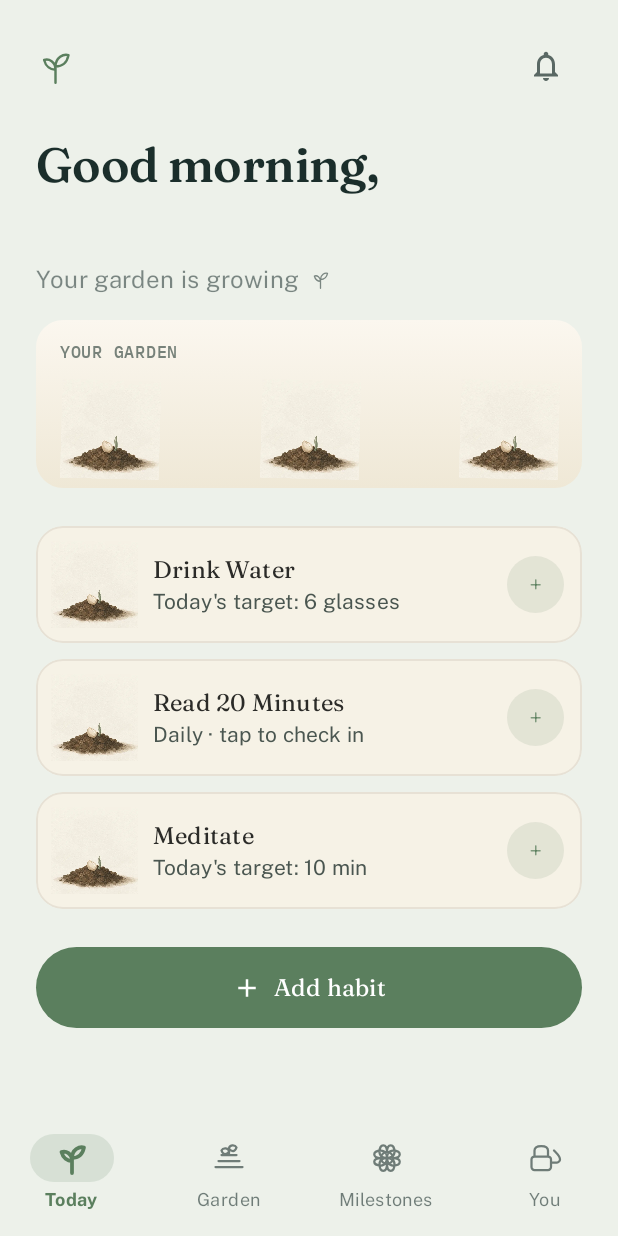
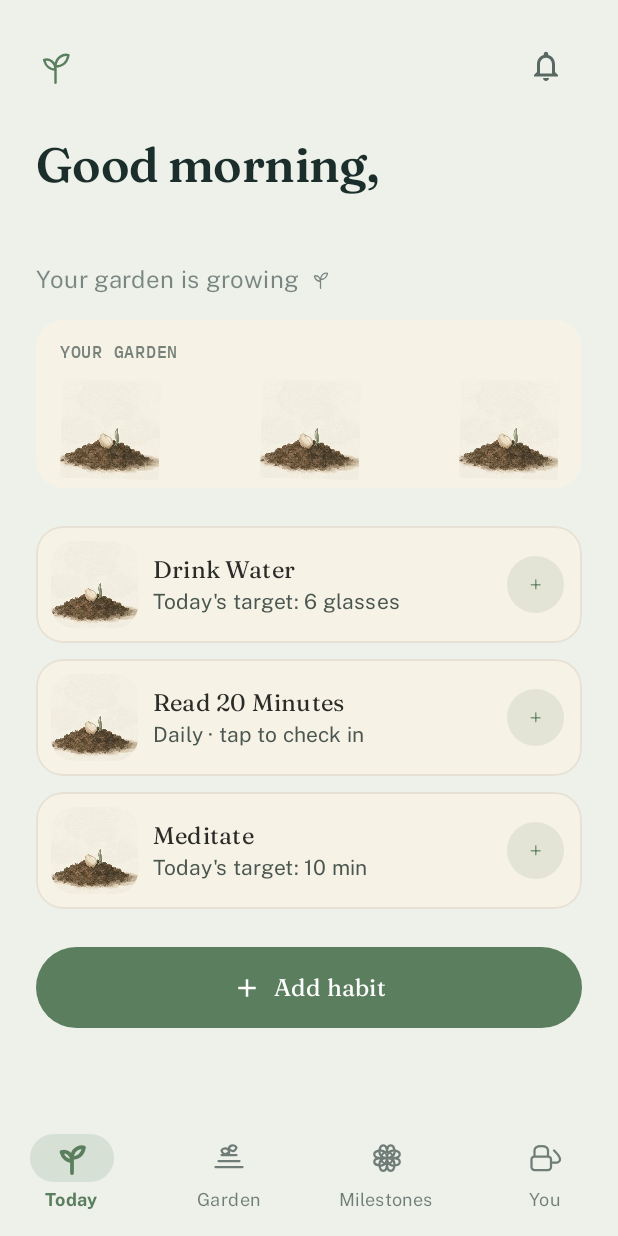
Before and after one commit to JosephOnifade1/spout_app, an Android app built with Jetpack Compose: the TodayScreen screen opened through its navigation route, on a phone screen of 412 x 824 dp. Run offline under Robolectric (Android 15) with nearby library versions, the phone set to English and light mode, and no system bars; our stand-ins replace Firebase (no records; nobody signed in at launch, a user with empty details on screens opened directly), Room's generated code; libraries missing offline, so code that uses them is left out: com.revenuecat.purchases; 5 statements that could not run were skipped.

Commit message:
fix(today): deterministic greeting, seamless art, legible seed
Three defects the first rendered Today exposed:
- greeting said 'Still up?' because CI renders at 21:00 UTC, and it would differ on
  every run, making the screenshot useless as a regression baseline. hourProvider
  is now injectable and the test pins it to 09:00.
- the garden strip used a cream gradient, so every illustration showed up as a
  lighter square against it. Strip is now exactly the art's paper (#F6F2E6).
- on checked cards the opaque cream art read as a hard square against the tint;
  plants now sit in a rounded cream window so it looks intentional.
- seed and resting crops tightened again (2.45x / 2.20x); the seed was still
  reading as a patch of soil at 58dp.

Card crops are now derived from the committed 1024px _full WebPs, so losing the
untracked source PNGs no longer blocks an asset change.

Co-authored-by: arena-agent <297053741+arena-agent@users.noreply.github.com>

```diff
--- a/app/src/main/java/com/example/ui/screens/TodayScreen.kt
+++ b/app/src/main/java/com/example/ui/screens/TodayScreen.kt
@@ -45,7 +45,6 @@ import androidx.compose.ui.Alignment
 import androidx.compose.ui.Modifier
 import androidx.compose.ui.draw.clip
 import androidx.compose.ui.draw.scale
-import androidx.compose.ui.graphics.Brush
 import androidx.compose.ui.graphics.Color
 import androidx.compose.ui.graphics.ColorFilter
 import androidx.compose.ui.hapticfeedback.HapticFeedbackType
@@ -59,9 +58,8 @@ import com.example.ui.components.PlantFraming
 import com.example.ui.components.PlantPortrait
 import com.example.ui.components.PlantStage
 import com.example.ui.theme.AppIcons
-import com.example.ui.theme.CreamDeep
-import com.example.ui.theme.CreamWarm
 import com.example.ui.theme.InkMuted
+import com.example.ui.theme.PaperCream
 import java.time.LocalDate
 import java.time.LocalTime
 
@@ -79,14 +77,17 @@ fun TodayScreen(
     onHabitClick: (String) -> Unit,
     onCheckIn: (Habit) -> Unit,
     onNotificationsClick: () -> Unit,
-    onNavigateToTab: (String) -> Unit
+    onNavigateToTab: (String) -> Unit,
+    // Injectable so screenshot tests are deterministic; the greeting otherwise changes
+    // with the wall clock and every CI run would produce a different image.
+    hourProvider: () -> Int = { LocalTime.now().hour }
 ) {
     val today = LocalDate.now().toString()
     val sortedHabits = remember(habits) {
         habits.filter { !it.archived }.sortedBy { it.sortOrder }
     }
 
-    var greeting by remember { mutableStateOf(greetingFor(LocalTime.now().hour)) }
+    var greeting by remember { mutableStateOf(greetingFor(hourProvider())) }
     val lifecycleOwner = androidx.lifecycle.compose.LocalLifecycleOwner.current
 
     // The greeting is recomputed on resume so it doesn't say "Good morning" at 9pm if the app
@@ -94,7 +95,7 @@ fun TodayScreen(
     DisposableEffect(lifecycleOwner) {
         val observer = androidx.lifecycle.LifecycleEventObserver { _, event ->
             if (event == androidx.lifecycle.Lifecycle.Event.ON_RESUME) {
-                greeting = greetingFor(LocalTime.now().hour)
+                greeting = greetingFor(hourProvider())
             }
         }
         lifecycleOwner.lifecycle.addObserver(observer)
@@ -227,7 +228,9 @@ private fun GardenStrip(habits: List<Habit>) {
             .padding(horizontal = 24.dp)
             .height(112.dp)
             .clip(RoundedCornerShape(18.dp))
-            .background(Brush.verticalGradient(listOf(CreamWarm, CreamDeep)))
+            // Exactly the paper the plants are painted on (#F6F2E6): any tint here shows up
+            // as a lighter square around every illustration.
+            .background(PaperCream)
     ) {
         Text(
             text = "YOUR GARDEN",
@@ -293,12 +296,21 @@ fun HabitCard(habit: Habit, isCheckedIn: Boolean, onClick: () -> Unit, onCheckIn
             modifier = Modifier.padding(start = 10.dp, end = 12.dp, top = 10.dp, bottom = 10.dp).fillMaxWidth(),
             verticalAlignment = Alignment.CenterVertically
         ) {
+            // The art is opaque cream; on a tinted (checked) card an unclipped square reads as
+            // a rendering bug. A rounded cream window makes it deliberate.
+            Box(
+                modifier = Modifier
+                    .size(58.dp)
+                    .clip(RoundedCornerShape(15.dp))
+                    .background(PaperCream)
+            ) {
                 PlantPortrait(
                     stage = stage,
                     size = 58.dp,
                     framing = PlantFraming.CARD,
                     modifier = Modifier.scale(plantScale)
                 )
+            }
 
             Spacer(Modifier.width(10.dp))
 
```
Also changed, not shown: app/src/main/res/drawable-nodpi/plant_bloom_card.webp, app/src/main/res/drawable-nodpi/plant_bud_card.webp, app/src/main/res/drawable-nodpi/plant_resting_card.webp, app/src/main/res/drawable-nodpi/plant_seed_card.webp, app/src/main/res/drawable-nodpi/plant_sprout_card.webp, 1 other file. Lines whose indentation alone changed are shown as unchanged.
